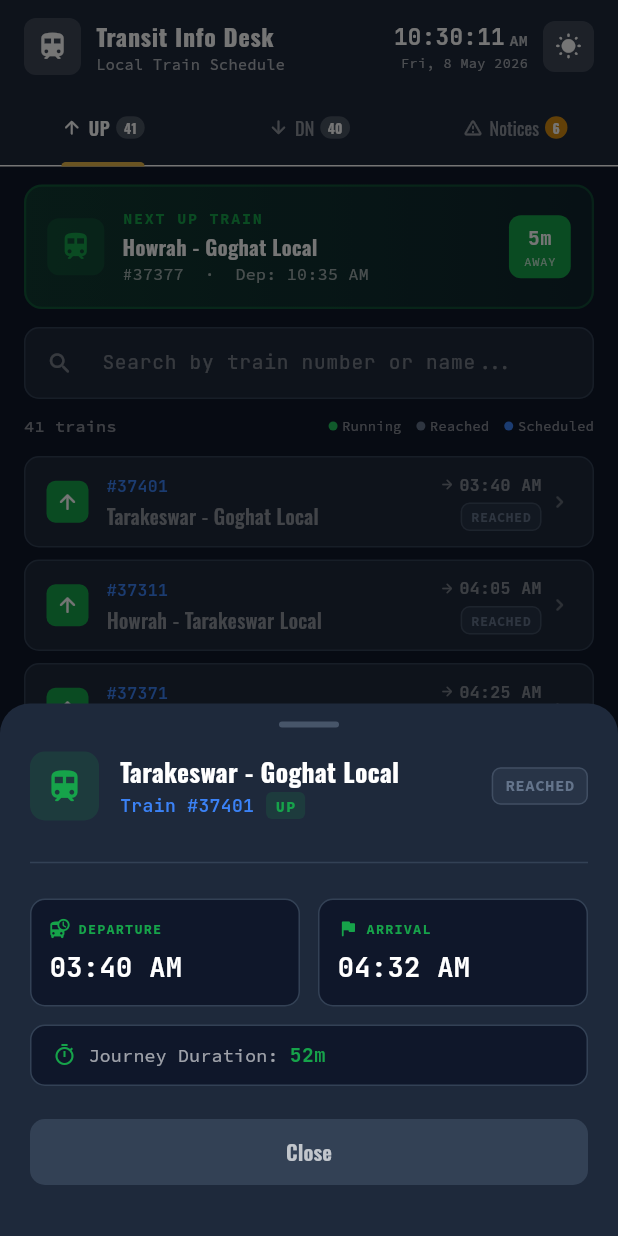
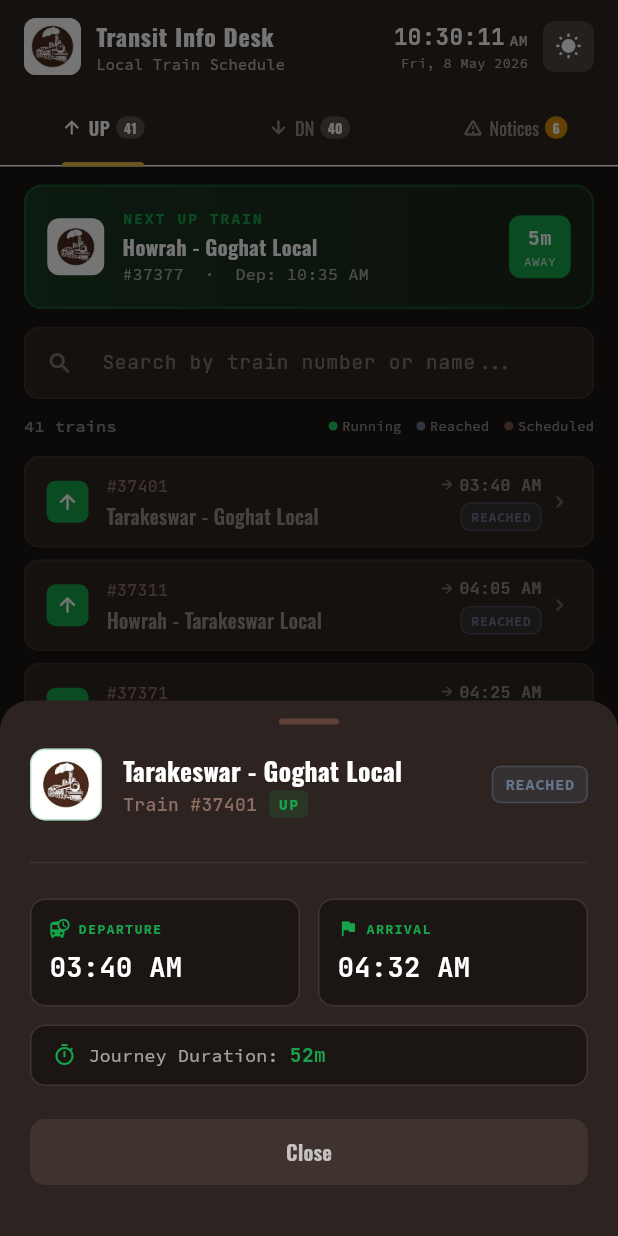
Before and after one commit to RahulSahana/Local-Transit-Info, a Flutter app: the screen it shows after launch, after a tap on the "nights stay" icon, after a tap on "Tarakeswar - Goghat Local", on a phone screen of 412 x 824 dp. Run offline on Flutter 3.47's test engine with Material 3 defaults, Android fonts, the phone set to English and light mode, and no system bars; our stand-ins replace google_fonts, shared_preferences.

Commit message:
Update brand identity with brown theme and new logo
- Replace blue primary colors with a new brown palette (`_primaryBrown`) across light and dark themes.
- Add `logo.jpg` asset and register it in `pubspec.yaml`.
- Replace `Icons.train_rounded` with the brand logo in `HomeScreen`, `NextTrainWidget`, and `TrainDetailsSheet`.
- Update surface, background, and divider colors across various widgets to maintain visual consistency with the new theme.

```diff
--- a/lib/screens/home_screen.dart
+++ b/lib/screens/home_screen.dart
@@ -101,7 +101,7 @@ class _HomeScreenState extends State<HomeScreen>
 
   Widget _buildHeader(bool isDark) {
     return Container(
-      color: isDark ? const Color(0xFF1e293b) : const Color(0xFF1a365d),
+      color: isDark ? const Color(0xFF2D2421) : const Color(0xFF3E2723),
       padding: const EdgeInsets.fromLTRB(16, 12, 16, 12),
       child: Row(
         children: [
@@ -112,11 +112,13 @@ class _HomeScreenState extends State<HomeScreen>
                 width: 38,
                 height: 38,
                 decoration: BoxDecoration(
-                  color: Colors.white.withValues(alpha: 0.15),
+                  color: Colors.white,
                   borderRadius: BorderRadius.circular(8),
+                  image: const DecorationImage(
+                    image: AssetImage('lib/assets/logo.jpg'),
+                    fit: BoxFit.cover,
+                  ),
                 ),
-                child: const Icon(Icons.train_rounded,
-                    color: Colors.white, size: 22),
               ),
               const SizedBox(width: 10),
               Column(
@@ -208,7 +210,7 @@ class _HomeScreenState extends State<HomeScreen>
 
   Widget _buildTabBar(bool isDark, int noticeCount) {
     return Container(
-      color: isDark ? const Color(0xFF1e293b) : const Color(0xFF1a365d),
+      color: isDark ? const Color(0xFF2D2421) : const Color(0xFF3E2723),
       child: TabBar(
         controller: _tabController,
         indicatorColor: const Color(0xFFe8b84b),
--- a/lib/screens/train_schedule_screen.dart
+++ b/lib/screens/train_schedule_screen.dart
@@ -137,18 +137,18 @@ class _TrainScheduleScreenState extends State<TrainScheduleScreen> {
                     )
                   : null,
               filled: true,
-              fillColor: isDark ? const Color(0xFF1e293b) : Colors.white,
+              fillColor: isDark ? const Color(0xFF2D2421) : Colors.white,
               contentPadding: const EdgeInsets.symmetric(horizontal: 12, vertical: 10),
               border: OutlineInputBorder(
                 borderRadius: BorderRadius.circular(10),
                 borderSide: BorderSide(
-                  color: isDark ? const Color(0xFF334155) : const Color(0xFFe2e8f0),
+                  color: isDark ? const Color(0xFF3E332F) : const Color(0xFFe2e8f0),
                 ),
               ),
               enabledBorder: OutlineInputBorder(
                 borderRadius: BorderRadius.circular(10),
                 borderSide: BorderSide(
-                  color: isDark ? const Color(0xFF334155) : const Color(0xFFe2e8f0),
+                  color: isDark ? const Color(0xFF3E332F) : const Color(0xFFe2e8f0),
                 ),
               ),
               focusedBorder: OutlineInputBorder(
@@ -182,7 +182,7 @@ class _TrainScheduleScreenState extends State<TrainScheduleScreen> {
               const SizedBox(width: 10),
               const _LegendDot(color: Color(0xFF64748b), label: 'Reached'),
               const SizedBox(width: 10),
-              const _LegendDot(color: Color(0xFF3b82f6), label: 'Scheduled'),
+              const _LegendDot(color: Color(0xFF795548), label: 'Scheduled'),
             ],
           ),
         ),
--- a/lib/theme.dart
+++ b/lib/theme.dart
@@ -2,7 +2,7 @@ import 'package:flutter/material.dart';
 import 'package:google_fonts/google_fonts.dart';
 
 class AppTheme {
-  static const Color _primaryBlue = Color(0xFF1a365d);
+  static const Color _primaryBrown = Color(0xFF3E2723);
   static const Color _accentGold = Color(0xFFe8b84b);
   static const Color _runningGreen = Color(0xFF22c55e);
   static const Color _reachedGray = Color(0xFF64748b);
@@ -14,15 +14,15 @@ class AppTheme {
     useMaterial3: true,
     brightness: Brightness.light,
     colorScheme: const ColorScheme.light(
-      primary: _primaryBlue,
+      primary: _primaryBrown,
       secondary: _accentGold,
-      surface: Color(0xFFf8fafc),
-      surfaceContainerHighest: Color(0xFFe2e8f0),
+      surface: Color(0xFFfdfaf9),
+      surfaceContainerHighest: Color(0xFFefebe9),
     ),
     textTheme: GoogleFonts.sourceCodeProTextTheme(),
-    scaffoldBackgroundColor: const Color(0xFFf1f5f9),
+    scaffoldBackgroundColor: const Color(0xFFf5f5f5),
     appBarTheme: AppBarTheme(
-      backgroundColor: _primaryBlue,
+      backgroundColor: _primaryBrown,
       foregroundColor: Colors.white,
       elevation: 0,
       titleTextStyle: GoogleFonts.oswald(
@@ -43,15 +43,15 @@ class AppTheme {
     useMaterial3: true,
     brightness: Brightness.dark,
     colorScheme: const ColorScheme.dark(
-      primary: Color(0xFF3b82f6),
+      primary: Color(0xFF8D6E63),
       secondary: _accentGold,
-      surface: Color(0xFF1e293b),
-      surfaceContainerHighest: Color(0xFF334155),
+      surface: Color(0xFF2D2421),
+      surfaceContainerHighest: Color(0xFF3E332F),
     ),
     textTheme: GoogleFonts.sourceCodeProTextTheme(ThemeData.dark().textTheme),
-    scaffoldBackgroundColor: const Color(0xFF0f172a),
+    scaffoldBackgroundColor: const Color(0xFF1B1514),
     appBarTheme: AppBarTheme(
-      backgroundColor: const Color(0xFF1e293b),
+      backgroundColor: const Color(0xFF2D2421),
       foregroundColor: Colors.white,
       elevation: 0,
       titleTextStyle: GoogleFonts.oswald(
@@ -62,7 +62,7 @@ class AppTheme {
       ),
     ),
     cardTheme: CardThemeData(
-      color: const Color(0xFF1e293b),
+      color: const Color(0xFF2D2421),
       elevation: 2,
       shape: RoundedRectangleBorder(borderRadius: BorderRadius.circular(12)),
     ),
@@ -75,7 +75,7 @@ class AppTheme {
       case 'cancelled': return _cancelledRed;
       case 'shortTerminate': return _shortTerminateOrange;
       case 'shortOrigin': return _shortOriginPurple;
-      default: return const Color(0xFF3b82f6);
+      default: return const Color(0xFF795548);
     }
   }
 
--- a/lib/widgets/next_train_widget.dart
+++ b/lib/widgets/next_train_widget.dart
@@ -55,12 +55,20 @@ class NextTrainWidget extends StatelessWidget {
               crossAxisAlignment: CrossAxisAlignment.center,
               children: [
                 Container(
-                  padding: const EdgeInsets.all(8),
+                  padding: const EdgeInsets.all(2),
                   decoration: BoxDecoration(
-                    color: dirColor.withValues(alpha: 0.2),
+                    color: Colors.white,
                     borderRadius: BorderRadius.circular(8),
                   ),
-                  child: Icon(Icons.train_rounded, color: dirColor, size: 22),
+                  child: ClipRRect(
+                    borderRadius: BorderRadius.circular(6),
+                    child: Image.asset(
+                      'lib/assets/logo.jpg',
+                      width: 34,
+                      height: 34,
+                      fit: BoxFit.cover,
+                    ),
+                  ),
                 ),
                 const SizedBox(width: 12),
                 Expanded(
--- a/lib/widgets/train_card.dart
+++ b/lib/widgets/train_card.dart
@@ -24,14 +24,14 @@ class TrainCard extends StatelessWidget {
           color: isRunning
               ? AppTheme.upDirectionColor.withValues(alpha: isDark ? 0.12 : 0.06)
               : isDark
-                  ? const Color(0xFF1e293b)
+                  ? const Color(0xFF2D2421)
                   : Colors.white,
           borderRadius: BorderRadius.circular(10),
           border: Border.all(
             color: isRunning
                 ? AppTheme.upDirectionColor.withValues(alpha: 0.4)
                 : isDark
-                    ? const Color(0xFF334155)
+                    ? const Color(0xFF3E332F)
                     : const Color(0xFFe2e8f0),
             width: isRunning ? 1.5 : 1,
           ),
--- a/lib/widgets/train_details_sheet.dart
+++ b/lib/widgets/train_details_sheet.dart
@@ -15,7 +15,7 @@ void showTrainDetails(BuildContext context, Train train) {
     backgroundColor: Colors.transparent,
     builder: (ctx) => Container(
       decoration: BoxDecoration(
-        color: isDark ? const Color(0xFF1e293b) : Colors.white,
+        color: isDark ? const Color(0xFF2D2421) : Colors.white,
         borderRadius: const BorderRadius.vertical(top: Radius.circular(20)),
       ),
       padding: const EdgeInsets.fromLTRB(20, 12, 20, 32),
@@ -29,7 +29,7 @@ void showTrainDetails(BuildContext context, Train train) {
               width: 40,
               height: 4,
               decoration: BoxDecoration(
-                color: isDark ? const Color(0xFF475569) : const Color(0xFFcbd5e1),
+                color: isDark ? const Color(0xFF5D4037) : const Color(0xFFcbd5e1),
                 borderRadius: BorderRadius.circular(2),
               ),
             ),
@@ -39,14 +39,23 @@ void showTrainDetails(BuildContext context, Train train) {
           // Header
           Row(
             children: [
-              Container(
-                padding: const EdgeInsets.all(10),
-                decoration: BoxDecoration(
-                  color: dirColor.withValues(alpha: 0.15),
-                  borderRadius: BorderRadius.circular(10),
+            Container(
+              padding: const EdgeInsets.all(2),
+              decoration: BoxDecoration(
+                color: Colors.white,
+                borderRadius: BorderRadius.circular(10),
+                border: Border.all(color: dirColor.withValues(alpha: 0.3)),
+              ),
+              child: ClipRRect(
+                borderRadius: BorderRadius.circular(8),
+                child: Image.asset(
+                  'lib/assets/logo.jpg',
+                  width: 42,
+                  height: 42,
+                  fit: BoxFit.cover,
                 ),
-                child: Icon(Icons.train_rounded, color: dirColor, size: 26),
               ),
+            ),
               const SizedBox(width: 14),
               Expanded(
                 child: Column(
@@ -98,7 +107,7 @@ void showTrainDetails(BuildContext context, Train train) {
           ),
 
           const SizedBox(height: 20),
-          Divider(color: isDark ? const Color(0xFF334155) : const Color(0xFFe2e8f0)),
+          Divider(color: isDark ? const Color(0xFF3E332F) : const Color(0xFFe2e8f0)),
           const SizedBox(height: 16),
 
           // Time info
@@ -166,7 +175,7 @@ void showTrainDetails(BuildContext context, Train train) {
             child: TextButton(
               onPressed: () => Navigator.pop(ctx),
               style: TextButton.styleFrom(
-                backgroundColor: isDark ? const Color(0xFF334155) : const Color(0xFFf1f5f9),
+                backgroundColor: isDark ? const Color(0xFF3E332F) : const Color(0xFFf1f5f9),
                 padding: const EdgeInsets.symmetric(vertical: 12),
                 shape: RoundedRectangleBorder(borderRadius: BorderRadius.circular(10)),
               ),
@@ -206,10 +215,10 @@ class _InfoTile extends StatelessWidget {
     return Container(
       padding: const EdgeInsets.all(12),
       decoration: BoxDecoration(
-        color: isDark ? const Color(0xFF0f172a) : const Color(0xFFf8fafc),
+        color: isDark ? const Color(0xFF1B1514) : const Color(0xFFf8fafc),
         borderRadius: BorderRadius.circular(10),
         border: Border.all(
-          color: isDark ? const Color(0xFF334155) : const Color(0xFFe2e8f0),
+          color: isDark ? const Color(0xFF3E332F) : const Color(0xFFe2e8f0),
         ),
       ),
       child: Column(
@@ -258,10 +267,10 @@ Widget _durationTile(BuildContext context, Train train, Color color, bool isDark
     width: double.infinity,
     padding: const EdgeInsets.symmetric(horizontal: 14, vertical: 10),
     decoration: BoxDecoration(
-      color: isDark ? const Color(0xFF0f172a) : const Color(0xFFf8fafc),
+      color: isDark ? const Color(0xFF1B1514) : const Color(0xFFf8fafc),
       borderRadius: BorderRadius.circular(10),
       border: Border.all(
-        color: isDark ? const Color(0xFF334155) : const Color(0xFFe2e8f0),
+        color: isDark ? const Color(0xFF3E332F) : const Color(0xFFe2e8f0),
       ),
     ),
     child: Row(
--- a/pubspec.yaml
+++ b/pubspec.yaml
@@ -21,3 +21,5 @@ dev_dependencies:
 
 flutter:
   uses-material-design: true
+  assets:
+    - lib/assets/logo.jpg
```
Also changed, not shown: lib/assets/logo.jpg (added).
